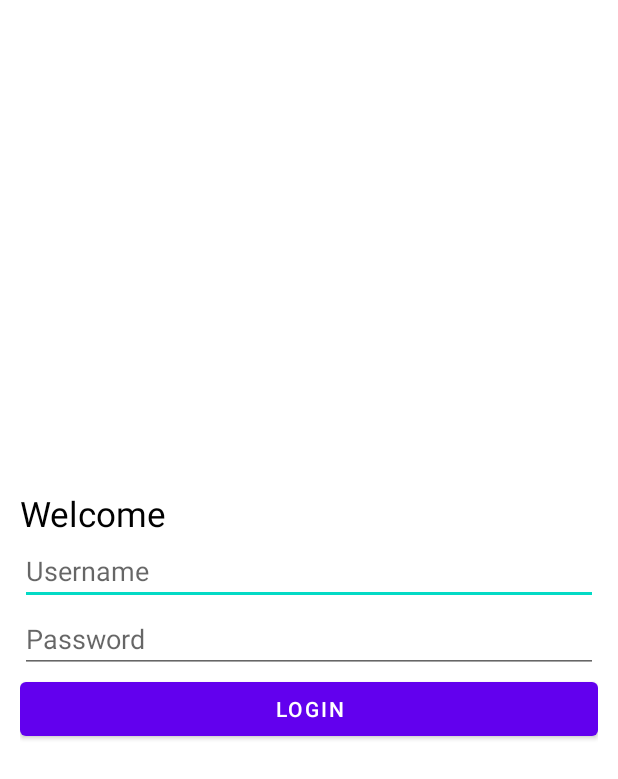
After one commit to Mrunali99/AndroidFirstApp, an Android app: the layout login_activity.xml on its own in the app's theme, with its tools: preview values and no code run, on a phone screen of 412 x 824 dp. The commit adds this screen. Shown: the top 779 px of the screen. Run offline under Robolectric (Android 15) with nearby library versions, the phone set to English and light mode, and no system bars.

Commit message:
Creating UI using xnl layouts. Unserstanding findView and R class

```diff
--- a/app/src/main/java/com/example/mydem/MainActivity.java
+++ b/app/src/main/java/com/example/mydem/MainActivity.java
@@ -37,7 +37,7 @@ public class MainActivity extends Activity implements View.OnClickListener {
 
 
         txtWelcomeMessage = new TextView(this);
-        txtWelcomeMessage.setText("Welcome Android@BitCode");
+       // txtWelcomeMessage.setText("Welcome");
         txtWelcomeMessage.setTextSize(30);
         txtWelcomeMessage.setTextColor(Color.BLACK);
 
--- /dev/null
+++ b/app/src/main/res/layout/login_activity.xml
@@ -0,0 +1,39 @@
+<?xml version="1.0" encoding="utf-8"?>
+<LinearLayout xmlns:android="http://schemas.android.com/apk/res/android"
+    android:orientation="vertical"
+    android:padding="20px"
+    android:gravity="center"
+    android:layout_width="match_parent"
+    android:layout_height="match_parent">
+
+
+    <TextView
+        android:id="@+id/txtWelcomeMessage"
+        android:textSize="35px"
+        android:textColor="#000000"
+        android:text="Welcome"
+        android:layout_width="match_parent"
+        android:layout_height="wrap_content"/>
+
+
+   <EditText
+       android:hint="Username"
+       android:id="@+id/edtUsername"
+       android:layout_width="match_parent"
+       android:layout_height="wrap_content"/>
+
+   <EditText
+       android:inputType="textPassword"
+       android:hint="Password"
+       android:id="@+id/edtPassword"
+       android:layout_width="match_parent"
+       android:layout_height="wrap_content"/>
+
+    <Button
+        android:id="@+id/btnLogin"
+        android:text="Login"
+        android:layout_width="match_parent"
+        android:layout_height="wrap_content"/>
+
+
+</LinearLayout>
```
Also changed, not shown: app/src/main/java/com/example/mydem/LoginActivity.java (added, +44 -0 lines).
